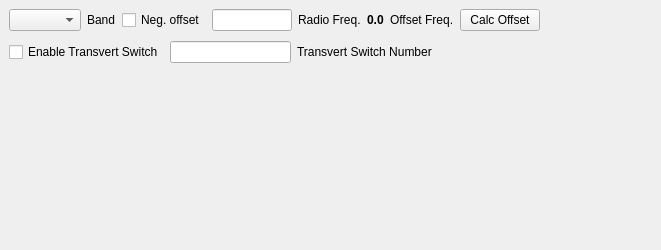
Old version of the form mqt/MqtRigControl/transvertsetupform.ui in the repository zsteva/backup-minos2.
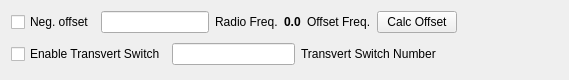
New version of the form.

Commit message: start remove band selection from transvert tab

```diff
--- a/mqt/MqtRigControl/transvertsetupform.ui
+++ b/mqt/MqtRigControl/transvertsetupform.ui
@@ -6,35 +6,18 @@
    <rect>
     <x>0</x>
     <y>0</y>
-    <width>661</width>
-    <height>250</height>
+    <width>569</width>
+    <height>80</height>
    </rect>
   </property>
   <property name="windowTitle">
    <string>Form</string>
   </property>
-  <widget class="QWidget" name="">
-   <property name="geometry">
-    <rect>
-     <x>9</x>
-     <y>9</y>
-     <width>544</width>
-     <height>58</height>
-    </rect>
-   </property>
+  <layout class="QVBoxLayout" name="verticalLayout_2">
+   <item>
    <layout class="QVBoxLayout" name="verticalLayout">
     <item>
      <layout class="QHBoxLayout" name="horizontalLayout_13">
-      <item>
-       <widget class="QComboBox" name="bandSel"/>
-      </item>
-      <item>
-       <widget class="QLabel" name="BandLabel">
-        <property name="text">
-         <string>Band</string>
-        </property>
-       </widget>
-      </item>
       <item>
        <widget class="QCheckBox" name="negCheckbox">
         <property name="text">
@@ -139,7 +122,8 @@
      </layout>
     </item>
    </layout>
-  </widget>
+   </item>
+  </layout>
  </widget>
  <resources/>
  <connections/>
```
Lines whose indentation alone changed are shown as unchanged. The commit also changes 4 other files.
